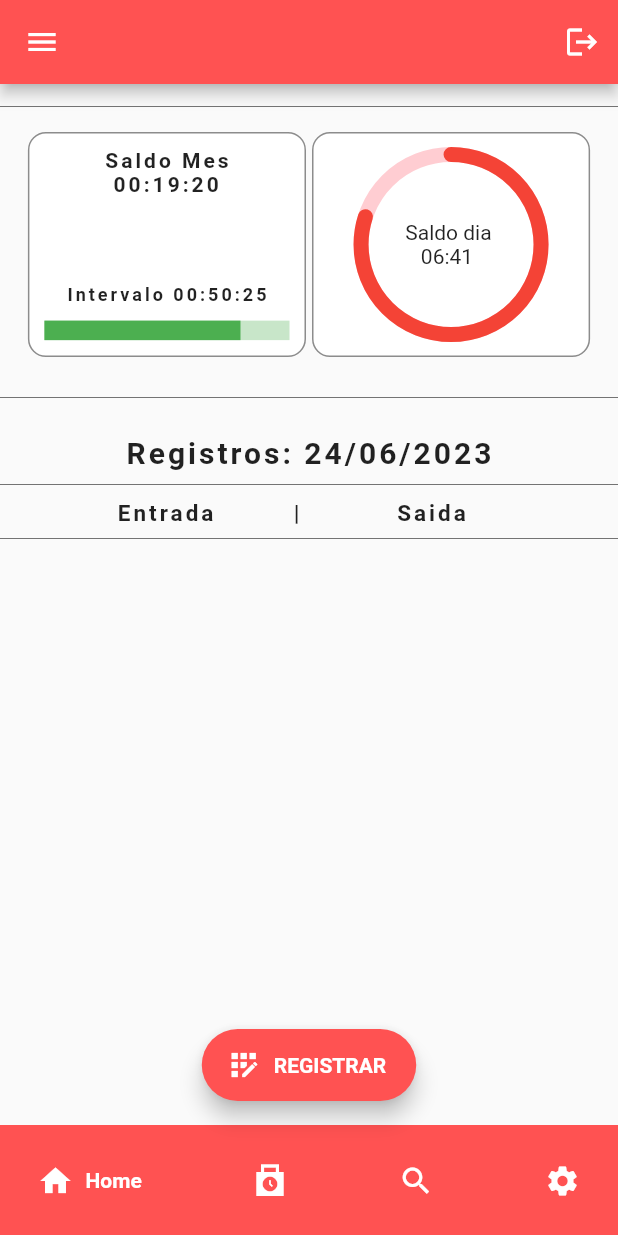
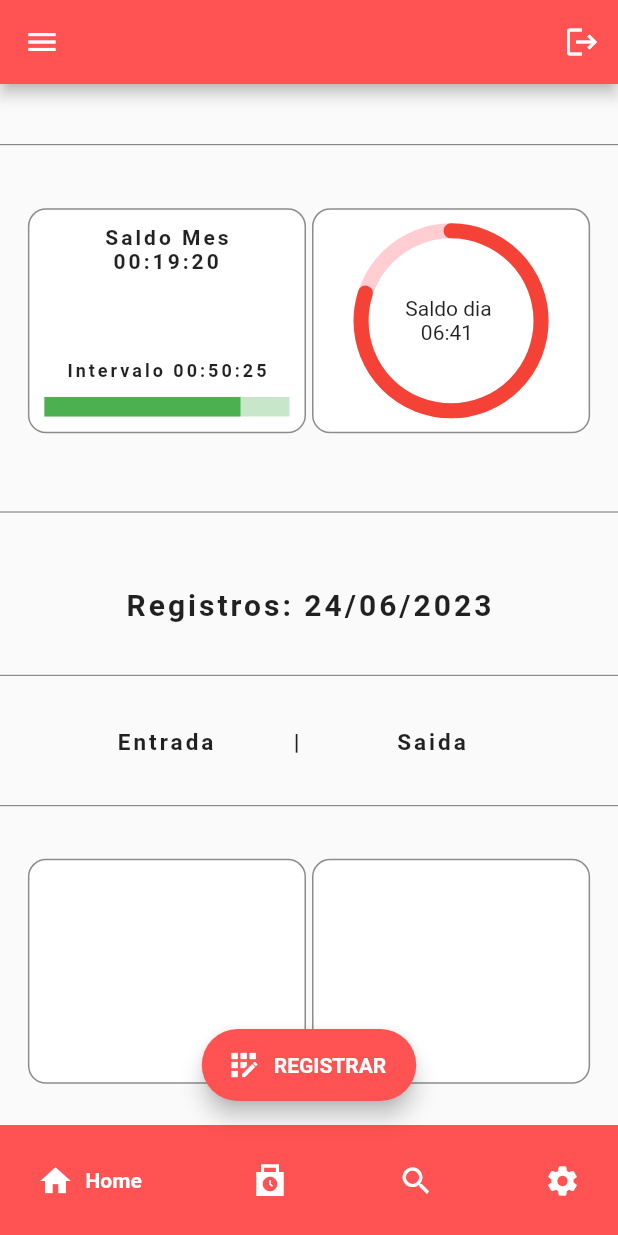
Before and after one commit to AndersonBenjamin/relogio_ponto, a Flutter app: the screen it shows once a user with an empty profile is signed in, in the side drawer, after a tap on "Home", on a phone screen of 412 x 824 dp. Run offline on Flutter 3.47's test engine with Material 2 defaults, Android fonts, the phone set to English and light mode, and no system bars; drawn by our look-alikes of google_nav_bar, percent_indicator; our stand-ins replace cloud_firestore, firebase_auth, firebase_core, google_sign_in; accounts and stored records are empty.

Commit message:
Inclusao de coleta de registros. Ainda nao funcion

```diff
--- a/lib/db/registers_db.dart
+++ b/lib/db/registers_db.dart
@@ -19,13 +19,15 @@
   }
 
   Future getCheck(String userId) async {
+    String today = DateFormat('yyyy-MM-dd').format(DateTime.now());
     RegisterProvider().resetRegister();
 
     await FirebaseFirestore.instance
         .collection('registros')
+        .where('horario', isGreaterThan: today)
         .where('id_user', isEqualTo: userId)
-        .orderBy('horario', descending: true)
-        .limit(10)
+        .orderBy('horario', descending: false)
+        .limit(2)
         .get()
         .then(
           (snapshot) => snapshot.docs.forEach(
@@ -33,7 +35,7 @@
               Map<String, dynamic> data =
                   element.data() as Map<String, dynamic>;
               Register regs = Register(
-                horario: data['horario'].toString(),
+                horario: data['horario'].toString().substring(11),
                 userId: data['id_user'].toString(),
                 email: data['e_mail'].toString(),
                 tipo: data['tipo'].toString(),
@@ -42,5 +44,6 @@
             },
           ),
         );
+    RegisterProvider().updateRegisterInOrOut();
   }
 }
--- a/lib/main.dart
+++ b/lib/main.dart
@@ -4,7 +4,6 @@
 import 'package:firebase_core/firebase_core.dart';
 import 'firebase_options.dart';
 import 'models/register.dart';
-//import 'package:firebase_database/firebase_database.dart';
 
 void main() async {
   WidgetsFlutterBinding.ensureInitialized();
--- a/lib/models/register.dart
+++ b/lib/models/register.dart
@@ -16,17 +16,30 @@
 }
 
 List<Register> _reg = [];
+List<Register> _regIn = [];
+List<Register> _regOut = [];
 
 class RegisterProvider with ChangeNotifier {
   List<Register> get registerGet => _reg;
+  List<Register> get registerGetIn => _regIn;
+  List<Register> get registerGetOut => _regOut;
 
   void updateRegister(Register reg) {
     _reg.add(reg);
     notifyListeners();
   }
 
+  void updateRegisterInOrOut() {
+    for (int i = 0; i < _reg.length; i++) {
+      (i % 2 == 0) ? _regIn.add(_reg[i]) : _regOut.add(_reg[i]);
+    }
+    notifyListeners();
+  }
+
   void resetRegister() {
     _reg = [];
+    _regIn = [];
+    _regOut = [];
     notifyListeners();
   }
 }
--- a/lib/pages/home_page.dart
+++ b/lib/pages/home_page.dart
@@ -7,7 +7,6 @@
 import 'package:relogio_ponto/models/register.dart';
 import '../const/constants.dart';
 import '../drawerList.dart';
-import 'package:google_nav_bar/google_nav_bar.dart';
 
 class HomePage extends StatelessWidget {
   HomePage({super.key});
@@ -22,6 +21,8 @@
 
   @override
   Widget build(BuildContext context) {
+    future:
+    db.getCheck(user.uid.toString());
     return Scaffold(
       appBar: myAppBar,
       drawer: NavigationDrawer(),
@@ -125,6 +126,130 @@
               ),
             ),
             const Divider(color: Colors.black54),
+            Row(
+              mainAxisAlignment: MainAxisAlignment.spaceEvenly,
+              children: [
+                Container(
+                  child: Row(
+                    children: <Widget>[
+                      Container(
+                        decoration: BoxDecoration(
+                          border: Border.all(color: Colors.black45),
+                          borderRadius: BorderRadius.circular(12.0),
+                          color: Colors.white, //add it here
+                        ),
+                        margin: EdgeInsets.fromLTRB(2, 2, 2, 2),
+                        width: MediaQuery.of(context).size.width * 0.45,
+                        height: 150,
+                        child: Column(
+                          mainAxisAlignment: MainAxisAlignment.spaceEvenly,
+                          children: [
+                            /* Expanded(
+                              child: FutureBuilder(
+                                future: db.getCheck(user.uid.toString()),
+                                builder: ((context, snapshot) {
+                                  return ListView.builder(
+                                    itemCount:
+                                        Provider.of<RegisterProvider>(context)
+                                            .registerGet
+                                            .length,
+                                    itemBuilder: (context, index) {
+                                      return ListTile(
+                                        title: Text(
+                                            Provider.of<RegisterProvider>(
+                                                    context)
+                                                .registerGet[index]
+                                                .horario),
+                                      );
+                                    },
+                                  );
+                                }),
+                              ),
+                            ), */
+                            Expanded(
+                              child: ListView.builder(
+                                itemCount:
+                                    Provider.of<RegisterProvider>(context)
+                                        .registerGet
+                                        .length,
+                                itemBuilder: (context, index) {
+                                  return ListTile(
+                                    title: Text(
+                                        Provider.of<RegisterProvider>(context)
+                                            .registerGet[index]
+                                            .horario),
+                                  );
+                                },
+                              ),
+                            ),
+                          ],
+                        ),
+                        //color: Colors.black12,    //must be removed
+                      ),
+                      Container(
+                        decoration: BoxDecoration(
+                          border: Border.all(color: Colors.black45),
+                          borderRadius: BorderRadius.circular(12.0),
+                          color: Colors.white, //add it here
+                        ),
+
+                        margin: EdgeInsets.fromLTRB(2, 2, 2, 2),
+                        width: MediaQuery.of(context).size.width * 0.45,
+                        height: 150,
+
+                        child: Column(
+                          mainAxisAlignment: MainAxisAlignment.spaceEvenly,
+                          children: [
+                            Expanded(
+                              child: FutureBuilder(
+                                future: db.getCheck(user.uid.toString()),
+                                builder: ((context, snapshot) {
+                                  return ListView.builder(
+                                    itemCount:
+                                        Provider.of<RegisterProvider>(context)
+                                            .registerGetOut
+                                            .length,
+                                    itemBuilder: (context, index) {
+                                      return ListTile(
+                                        title: Text(
+                                            Provider.of<RegisterProvider>(
+                                                    context)
+                                                .registerGetOut[index]
+                                                .horario),
+                                      );
+                                    },
+                                  );
+                                }),
+                              ),
+                            ),
+                          ],
+                        ),
+                        //color: Colors.black12,    //must be removed
+                      ),
+                    ],
+                  ),
+                ),
+              ],
+            ),
+            /*Expanded(
+              child: FutureBuilder(
+                future: db.getCheck(user.uid.toString()),
+                builder: ((context, snapshot) {
+                  return ListView.builder(
+                    itemCount: Provider.of<RegisterProvider>(context)
+                        .registerGetIn
+                        .length,
+                    itemBuilder: (context, index) {
+                      return ListTile(
+                        title: Text(Provider.of<RegisterProvider>(context)
+                            .registerGet[index]
+                            .horario),
+                      );
+                    },
+                  );
+                }),
+              ),
+            ),
             Expanded(
               child: FutureBuilder(
                 future: db.getCheck(user.uid.toString()),
@@ -143,7 +268,7 @@
                   );
                 }),
               ),
-            ),
+            ), */
           ],
         ),
       ),
```
